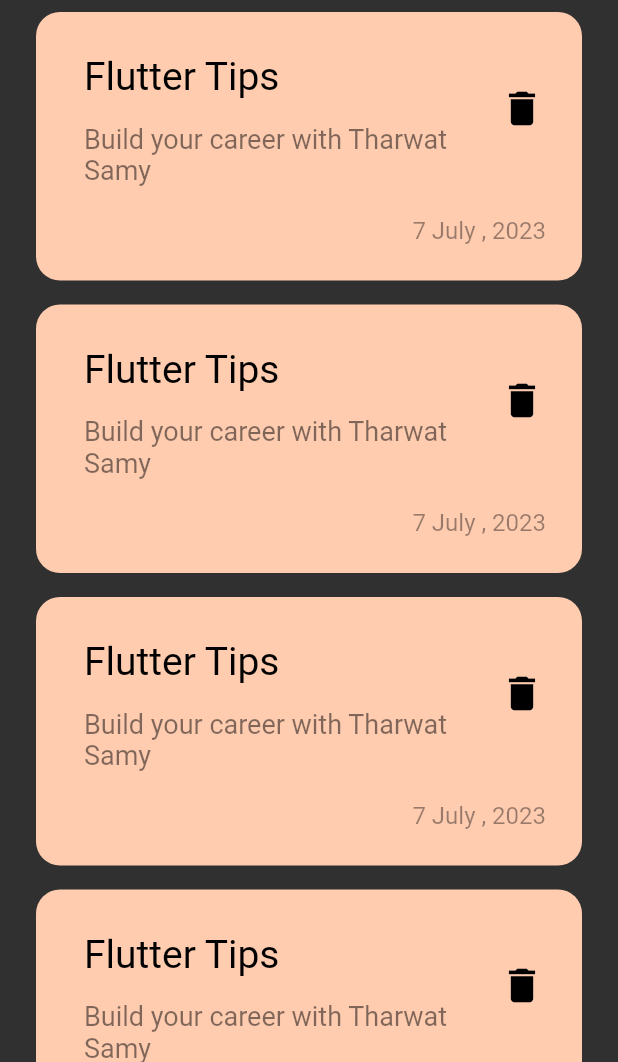
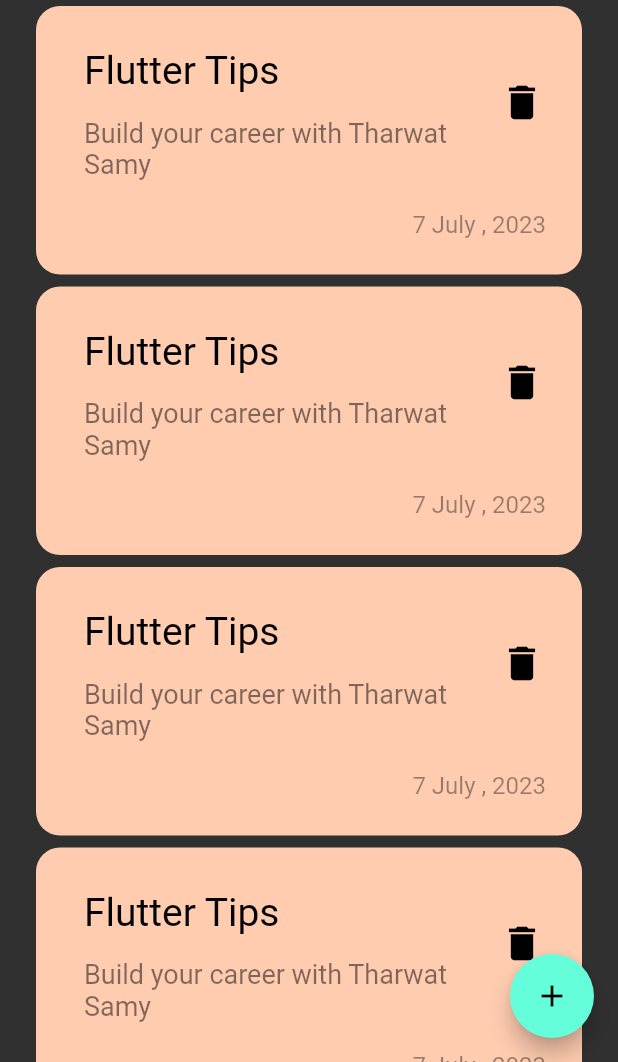
Before and after one commit to Ananhamdy11/notes, a Flutter app: the screen it shows after launch, on a phone screen of 412 x 824 dp, the part 174-1236 px from its top. Run offline on Flutter 3.47's test engine with Material 2 defaults, Android fonts, the phone set to English and light mode, and no system bars.

Commit message:
add floating action button

```diff
--- a/lib/views/notes_view.dart
+++ b/lib/views/notes_view.dart
@@ -10,7 +10,8 @@ class NotesView extends StatelessWidget {
   @override
   Widget build(BuildContext context) {
     return Scaffold(
-body: NotesViewBody(),
+      floatingActionButton: FloatingActionButton(onPressed:(){} ,child:Icon(Icons.add),),
+body:const NotesViewBody(),
     );
   }
 }
--- a/lib/widgets/notes_list_view.dart
+++ b/lib/widgets/notes_list_view.dart
@@ -4,11 +4,15 @@ import 'package:notes_app/widgets/custom_note_item.dart';
 class NotesListView extends StatelessWidget {
   const NotesListView({super.key});
 
+  final colors= const[
+
+  ];
+
   @override
   Widget build(BuildContext context) {
     return  ListView.builder(itemBuilder :(context,index){
      return const Padding(
-       padding:  EdgeInsets.symmetric(vertical: 8),
+       padding:  EdgeInsets.symmetric(vertical: 4),
        child:  NoteItem(),
      );
     });
```
